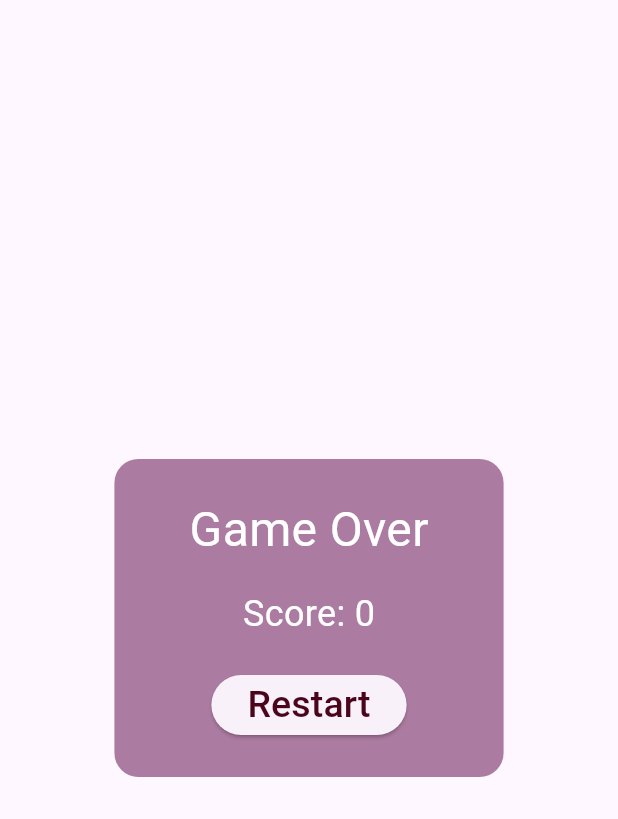
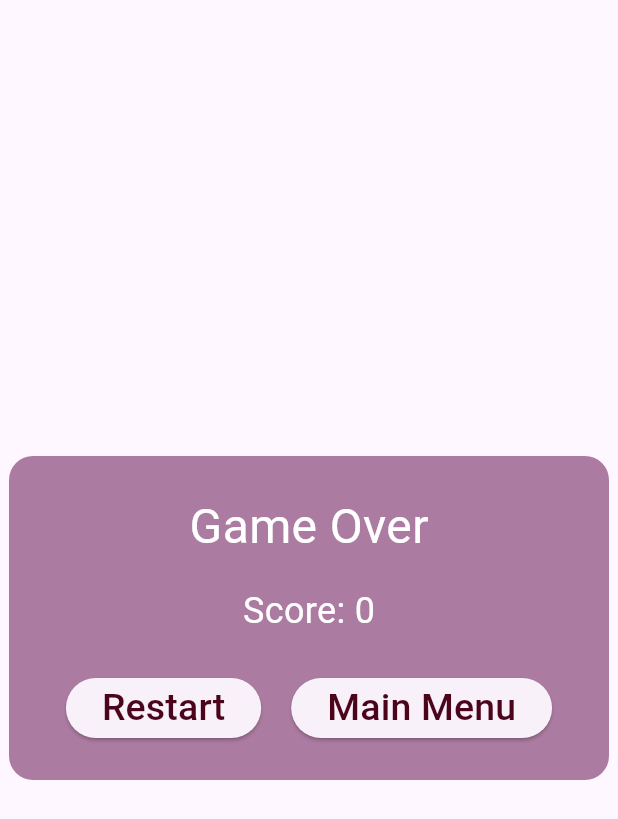
Before and after one commit to Saaghaar/Jino_game, a Flutter app: the GameOverMenu widget shown alone on an empty page, opened directly with empty values, on a phone screen of 412 x 824 dp. Shown: the top 819 px of the screen. Run offline on Flutter 3.47's test engine with Material 3 defaults, Android fonts, the phone set to English and light mode, and no system bars; our stand-ins replace flutter_svg; missing offline and left inert: flame; Roboto replaces fonts that are missing (Feast Of Flesh).

Commit message:
add Main Menu button to the game over menu & the pause menu

```diff
--- a/lib/main.dart
+++ b/lib/main.dart
@@ -8,7 +8,7 @@ import 'package:runner_test1/widget/pause_button_widget.dart';
 import 'package:runner_test1/widget/pause_menu_widget.dart';
 import 'package:runner_test1/widget/heart_display_widget.dart';
 import 'package:runner_test1/widget/gameOver_menu_widget.dart';
-import 'package:runner_test1/widget/main_menu.dart';
+import 'package:runner_test1/screens/main_menu.dart';
 
 void main() {
   WidgetsFlutterBinding.ensureInitialized();
--- a/lib/widget/gameOver_menu_widget.dart
+++ b/lib/widget/gameOver_menu_widget.dart
@@ -15,11 +15,12 @@ class GameOverMenu extends StatelessWidget {
   Widget build(BuildContext context) {
     return Center(
       child: Container(
-        padding: const EdgeInsets.fromLTRB(50, 24, 50, 24),
+        padding: const EdgeInsets.symmetric(horizontal: 20, vertical: 24),
         decoration: BoxDecoration(
           color: Color(0x805A0043),
           borderRadius: BorderRadius.circular(16),
         ),
+        constraints: const BoxConstraints(maxWidth: 400), // set the max width
         child: Column(
           mainAxisSize: MainAxisSize.min,
           children: [
@@ -45,8 +46,12 @@ class GameOverMenu extends StatelessWidget {
               ),
             ),
 
+            const SizedBox(height: 24),
+
+            Row(
+                mainAxisAlignment: MainAxisAlignment.center, // put the buttons in center
+                children: [
                   // restart button
-            const SizedBox(height: 20),
                   ElevatedButton(
                     onPressed: () {
                       game.overlays.remove('GameOverMenu');
@@ -60,6 +65,28 @@ class GameOverMenu extends StatelessWidget {
                       ),
                     ),
                   ),
+
+                  const SizedBox(width: 20),
+
+                  // main menu button
+                  ElevatedButton(
+                    onPressed: () {
+                      game.overlays.remove('PauseMenu');
+                      game.reset();
+                      game.pauseEngine();
+                      game.overlays.add('MainMenu');
+                    },
+                    // restart button style
+                    child: const Text('Main Menu',
+                      style: TextStyle(
+                        fontFamily: 'Feast Of Flesh',
+                        color: Color(0xFF4C041B),
+                        fontSize: 25,
+                      ),
+                    ),
+                  ),
+                ]
+            )
           ],
         ),
       ),
```
Also changed, not shown: lib/widget/pause_menu_widget.dart (+20 -0 lines), lib/screens/main_menu.dart (renamed from lib/widget/main_menu.dart). Lines whose indentation alone changed are shown as unchanged.
